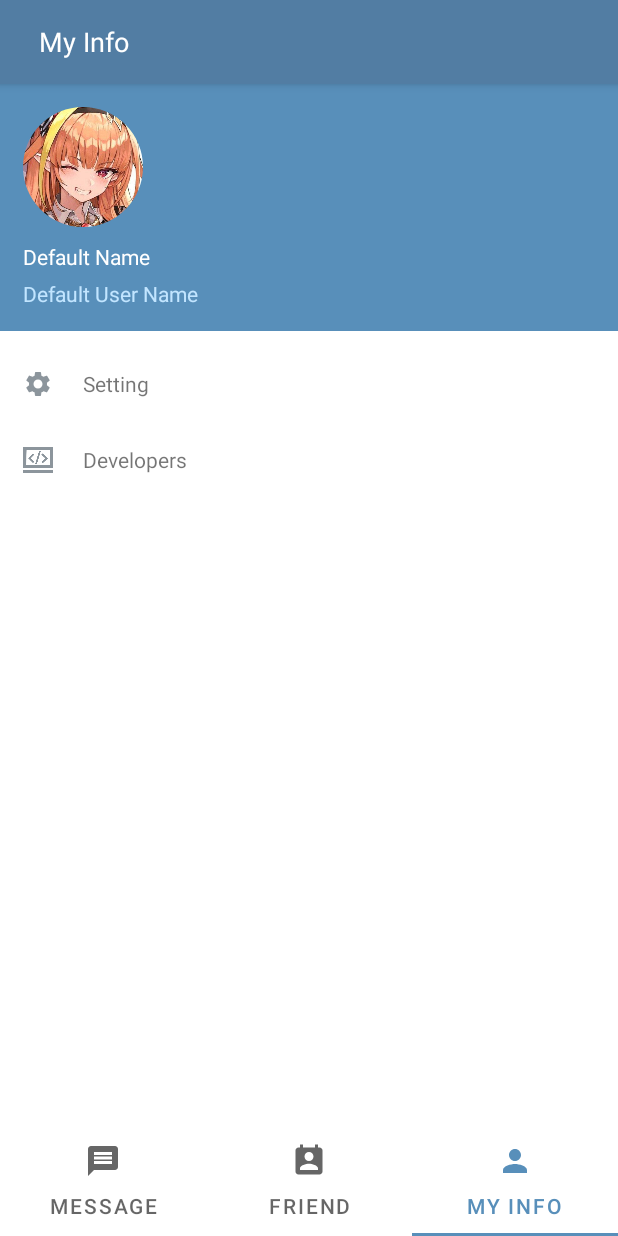
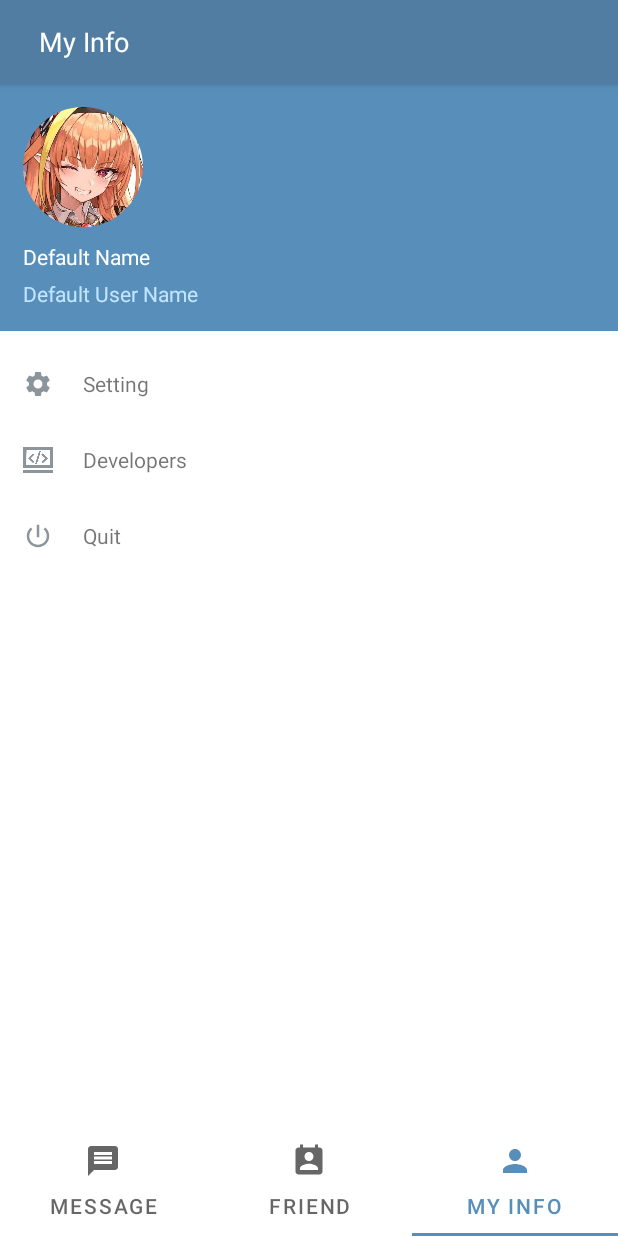
Before and after one commit to dddqmmx/Surf-Android, an Android app: the Main screen opened directly, with no data from a screen before it, item 3 of the bottom bar chosen, on a phone screen of 412 x 824 dp. Run offline under Robolectric (Android 15) with nearby library versions, the light colour scheme and no system bars; 4 statements that could not run were skipped.

Commit message:
get group massage

```diff
--- a/app/src/main/AndroidManifest.xml
+++ b/app/src/main/AndroidManifest.xml
@@ -3,6 +3,7 @@
     xmlns:tools="http://schemas.android.com/tools">
 
     <uses-permission android:name="android.permission.INTERNET" />
+    <uses-permission android:name="android.permission.KILL_BACKGROUND_PROCESSES" />
     <uses-permission
         android:name="android.permission.WRITE_EXTERNAL_STORAGE"
         tools:ignore="ScopedStorage" />
--- a/app/src/main/java/com/dd/surf/view/util/adapter/AdapterMain.java
+++ b/app/src/main/java/com/dd/surf/view/util/adapter/AdapterMain.java
@@ -1,6 +1,8 @@
 package com.dd.surf.view.util.adapter;
 
 import android.app.Activity;
+import android.app.ActivityManager;
+import android.content.Context;
 import android.content.Intent;
 import android.view.LayoutInflater;
 import android.view.View;
@@ -55,6 +57,12 @@ public class AdapterMain extends RecyclerView.Adapter<AdapterMain.ViewPagerHolde
         View myInfo = layoutInflater.inflate(R.layout.view_my_info,null);
         userName = myInfo.findViewById(R.id.user_name);
         name = myInfo.findViewById(R.id.name);
+        View quit = myInfo.findViewById(R.id.quit);
+        quit.setOnClickListener(v -> {
+            activity.finish();
+            android.os.Process.killProcess(android.os.Process.myPid());
+            System.exit(0);
+        });
         viewList.add(messagesList);
         viewList.add(friendsList);
         viewList.add(myInfo);
--- /dev/null
+++ b/app/src/main/res/drawable/camera.xml
@@ -0,0 +1,6 @@
+<vector android:height="24dp" android:tint="#4D4D4D"
+    android:viewportHeight="24" android:viewportWidth="24"
+    android:width="24dp" xmlns:android="http://schemas.android.com/apk/res/android">
+    <path android:fillColor="@android:color/white" android:pathData="M12,12m-3.2,0a3.2,3.2 0,1 1,6.4 0a3.2,3.2 0,1 1,-6.4 0"/>
+    <path android:fillColor="@android:color/white" android:pathData="M9,2L7.17,4L4,4c-1.1,0 -2,0.9 -2,2v12c0,1.1 0.9,2 2,2h16c1.1,0 2,-0.9 2,-2L22,6c0,-1.1 -0.9,-2 -2,-2h-3.17L15,2L9,2zM12,17c-2.76,0 -5,-2.24 -5,-5s2.24,-5 5,-5 5,2.24 5,5 -2.24,5 -5,5z"/>
+</vector>
--- /dev/null
+++ b/app/src/main/res/drawable/image.xml
@@ -0,0 +1,5 @@
+<vector android:height="24dp" android:tint="#4D4D4D"
+    android:viewportHeight="24" android:viewportWidth="24"
+    android:width="24dp" xmlns:android="http://schemas.android.com/apk/res/android">
+    <path android:fillColor="@android:color/white" android:pathData="M21,19V5c0,-1.1 -0.9,-2 -2,-2H5c-1.1,0 -2,0.9 -2,2v14c0,1.1 0.9,2 2,2h14c1.1,0 2,-0.9 2,-2zM8.5,13.5l2.5,3.01L14.5,12l4.5,6H5l3.5,-4.5z"/>
+</vector>
--- /dev/null
+++ b/app/src/main/res/drawable/mic.xml
@@ -0,0 +1,5 @@
+<vector android:height="24dp" android:tint="#4D4D4D"
+    android:viewportHeight="24" android:viewportWidth="24"
+    android:width="24dp" xmlns:android="http://schemas.android.com/apk/res/android">
+    <path android:fillColor="@android:color/white" android:pathData="M12,14c1.66,0 2.99,-1.34 2.99,-3L15,5c0,-1.66 -1.34,-3 -3,-3S9,3.34 9,5v6c0,1.66 1.34,3 3,3zM10.8,4.9c0,-0.66 0.54,-1.2 1.2,-1.2 0.66,0 1.2,0.54 1.2,1.2l-0.01,6.2c0,0.66 -0.53,1.2 -1.19,1.2 -0.66,0 -1.2,-0.54 -1.2,-1.2L10.8,4.9zM17.3,11c0,3 -2.54,5.1 -5.3,5.1S6.7,14 6.7,11L5,11c0,3.41 2.72,6.23 6,6.72L11,21h2v-3.28c3.28,-0.48 6,-3.3 6,-6.72h-1.7z"/>
+</vector>
--- /dev/null
+++ b/app/src/main/res/drawable/power.xml
@@ -0,0 +1,5 @@
+<vector android:height="24dp" android:tint="#8C959C"
+    android:viewportHeight="24" android:viewportWidth="24"
+    android:width="24dp" xmlns:android="http://schemas.android.com/apk/res/android">
+    <path android:fillColor="@android:color/white" android:pathData="M13,3h-2v10h2L13,3zM17.83,5.17l-1.42,1.42C17.99,7.86 19,9.81 19,12c0,3.87 -3.13,7 -7,7s-7,-3.13 -7,-7c0,-2.19 1.01,-4.14 2.58,-5.42L6.17,5.17C4.23,6.82 3,9.26 3,12c0,4.97 4.03,9 9,9s9,-4.03 9,-9c0,-2.74 -1.23,-5.18 -3.17,-6.83z"/>
+</vector>
--- a/app/src/main/res/layout/view_message_a.xml
+++ b/app/src/main/res/layout/view_message_a.xml
@@ -1,5 +1,6 @@
 <?xml version="1.0" encoding="utf-8"?>
 <RelativeLayout xmlns:android="http://schemas.android.com/apk/res/android"
+    android:id="@+id/message"
     android:layout_width="match_parent"
     android:layout_height="wrap_content"
     android:padding="10dp">
@@ -25,6 +26,7 @@
         android:layout_below="@+id/name"
         android:layout_marginStart="10dp"
         android:layout_marginTop="10dp"
+        android:layout_marginEnd="30dp"
         android:layout_toEndOf="@+id/head"
         android:background="@drawable/message_background"
         android:orientation="vertical"
--- a/app/src/main/res/layout/view_message_b.xml
+++ b/app/src/main/res/layout/view_message_b.xml
@@ -1,5 +1,6 @@
 <?xml version="1.0" encoding="utf-8"?>
 <RelativeLayout xmlns:android="http://schemas.android.com/apk/res/android"
+    android:id="@+id/message"
     android:layout_width="match_parent"
     android:layout_height="wrap_content"
     android:padding="10dp">
@@ -26,6 +27,7 @@
         android:layout_marginEnd="15dp"
         android:layout_toStartOf="@id/head"
         android:layout_marginTop="10dp"
+        android:layout_marginStart="30dp"
         android:layout_below="@+id/name"
         android:background="@drawable/message_background"
         android:orientation="vertical"
--- a/app/src/main/res/layout/view_my_info.xml
+++ b/app/src/main/res/layout/view_my_info.xml
@@ -90,6 +90,29 @@
 
         </RelativeLayout>
 
+        <RelativeLayout
+            android:id="@+id/quit"
+            android:layout_width="match_parent"
+            android:layout_height="wrap_content"
+            android:padding="15dp">
+
+            <ImageView
+                android:id="@+id/quitImage"
+                android:layout_centerVertical="true"
+                android:layout_width="20dp"
+                android:layout_height="20dp"
+                android:src="@drawable/power"/>
+
+            <TextView
+                android:layout_marginStart="20dp"
+                android:layout_toEndOf="@id/quitImage"
+                android:layout_centerVertical="true"
+                android:layout_width="wrap_content"
+                android:layout_height="wrap_content"
+                android:text="@string/quit"/>
+
+        </RelativeLayout>
+
     </LinearLayout>
 
 </LinearLayout>
--- a/app/src/main/res/values/strings.xml
+++ b/app/src/main/res/values/strings.xml
@@ -20,6 +20,7 @@
     <string name="send">Send</string>
     <string name="developer_option_title">Developer Option Title</string>
     <string name="toMainButton">toMainActivityButton</string>
+    <string name="quit">Quit</string>
 
     <string-array name="default_server_arrays">
         <item>official server</item>
```
Also changed, not shown: app/src/main/java/com/dd/surf/Chat.java (+54 -15 lines), app/src/main/java/com/dd/surf/Main.java (+5 -6 lines), app/src/main/java/com/dd/surf/service/TCPService.java (+44 -13 lines), app/src/main/java/com/dd/surf/util/Server.java (+34 -13 lines), app/src/main/res/drawable/sentiment.xml (added, +9 -0 lines), app/src/main/res/layout/activity_chat.xml (+51 -8 lines), 1 other file.
